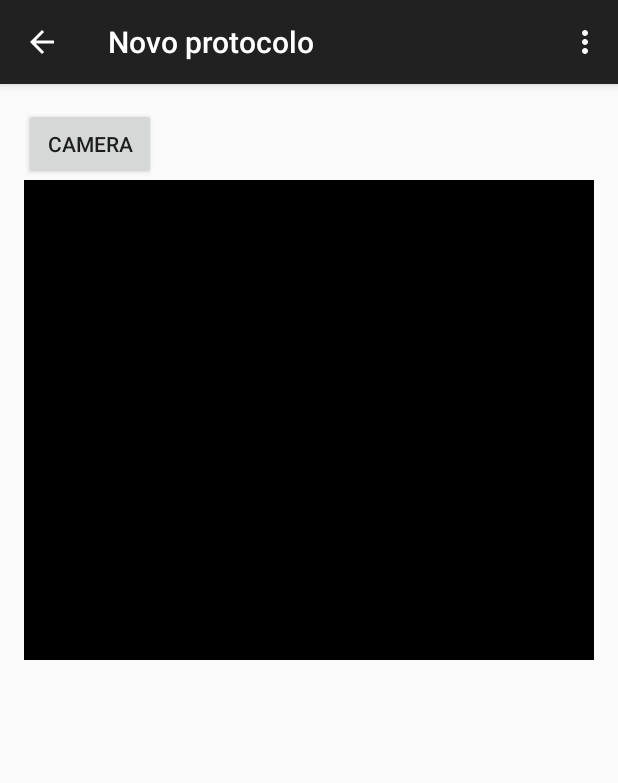
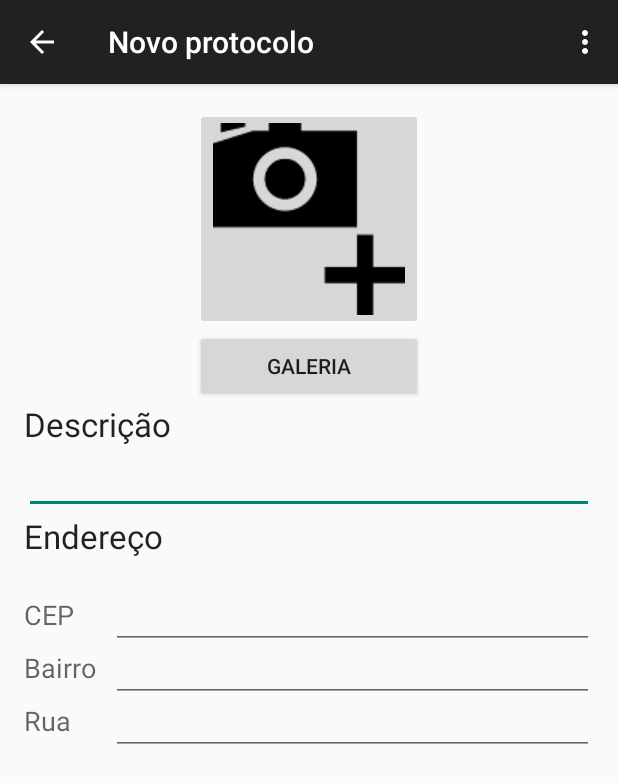
Before and after one commit to CidadeIluminada/TCMCidadeIluminada, an Android app: the ProtocoloActivity screen opened directly, with no data from a screen before it, on a phone screen of 412 x 824 dp. Shown: the top 783 px of the screen. Run offline under Robolectric (Android 15) with nearby library versions, the phone set to English and light mode, and no system bars.

Commit message:
Refaz o layout da atividade de novo protocolo

```diff
--- a/android/CidadeIluminada/app/src/main/java/br/com/bilac/tcm/cidadeiluminada/protocolos/ProtocoloActivity.java
+++ b/android/CidadeIluminada/app/src/main/java/br/com/bilac/tcm/cidadeiluminada/protocolos/ProtocoloActivity.java
@@ -8,12 +8,10 @@ import android.os.Environment;
 import android.provider.MediaStore;
 import android.support.v7.app.ActionBarActivity;
 import android.os.Bundle;
-import android.util.Log;
 import android.view.Menu;
 import android.view.MenuItem;
 import android.view.View;
-import android.widget.ImageView;
-import android.widget.Toast;
+import android.widget.ImageButton;
 
 import java.io.File;
 import java.text.SimpleDateFormat;
@@ -56,7 +54,7 @@ public class ProtocoloActivity extends ActionBarActivity {
         return super.onOptionsItemSelected(item);
     }
 
-    public void abrirCamera(View view) {
+    public void openProtocoloCamera(View view) {
         Intent intent = new Intent(MediaStore.ACTION_IMAGE_CAPTURE);
         fileUri = getOutputMediaFileUri();
         intent.putExtra(MediaStore.EXTRA_OUTPUT, fileUri);
@@ -67,7 +65,7 @@ public class ProtocoloActivity extends ActionBarActivity {
     protected void onActivityResult(int requestCode, int resultCode, Intent data) {
         if (requestCode == Constants.CAPTURE_IMAGE_ACTIVITY_REQUEST_CODE) {
             if (resultCode == RESULT_OK) {
-                ImageView img = (ImageView) findViewById(R.id.imageView);
+                ImageButton img = (ImageButton) findViewById(R.id.openCameraButton);
                 Bitmap bmp = decodeSampledBitmapFromFile(fileUri.getPath(), img.getWidth(),
                                                          img.getHeight());
                 img.setImageBitmap(bmp);
--- a/android/CidadeIluminada/app/src/main/res/layout/activity_protocolo.xml
+++ b/android/CidadeIluminada/app/src/main/res/layout/activity_protocolo.xml
@@ -1,26 +1,122 @@
 <RelativeLayout xmlns:android="http://schemas.android.com/apk/res/android"
-    xmlns:tools="http://schemas.android.com/tools" android:layout_width="match_parent"
-    android:layout_height="match_parent" android:paddingLeft="@dimen/activity_horizontal_margin"
+    xmlns:tools="http://schemas.android.com/tools"
+    android:layout_width="match_parent"
+    android:layout_height="match_parent"
+    android:paddingLeft="@dimen/activity_horizontal_margin"
     android:paddingRight="@dimen/activity_horizontal_margin"
     android:paddingTop="@dimen/activity_vertical_margin"
     android:paddingBottom="@dimen/activity_vertical_margin"
     tools:context="br.com.bilac.tcm.cidadeiluminada.protocolos.ProtocoloActivity">
 
+    <ImageButton
+        android:layout_width="wrap_content"
+        android:layout_height="wrap_content"
+        android:id="@+id/openCameraButton"
+        android:src="@drawable/cameraadd128"
+        android:scaleType="fitCenter"
+        android:adjustViewBounds="true"
+        android:layout_alignParentTop="true"
+        android:layout_centerHorizontal="true"
+        android:onClick="openProtocoloCamera" />
+
+    <TextView
+        android:layout_width="wrap_content"
+        android:layout_height="wrap_content"
+        android:textAppearance="?android:attr/textAppearanceLarge"
+        android:text="@string/descricaoProtocoloLabel"
+        android:id="@+id/descricaoProtocoloLabel"
+        android:layout_below="@+id/openGalleryButton"
+        android:layout_alignParentStart="true" />
+
+    <EditText
+        android:layout_width="wrap_content"
+        android:layout_height="wrap_content"
+        android:inputType="textMultiLine"
+        android:ems="10"
+        android:id="@+id/protocoloDescricaoEditText"
+        android:lines="1"
+        android:layout_below="@+id/descricaoProtocoloLabel"
+        android:layout_alignParentStart="true"
+        android:layout_alignParentEnd="true"
+        android:linksClickable="false" />
+
     <Button
         android:layout_width="wrap_content"
         android:layout_height="wrap_content"
-        android:text="Camera"
-        android:id="@+id/abrirCamera"
-        android:layout_alignParentTop="true"
-        android:layout_alignParentStart="true"
-        android:onClick="abrirCamera" />
+        android:text="@string/openGalleryButtonLabel"
+        android:id="@+id/openGalleryButton"
+        android:layout_below="@+id/openCameraButton"
+        android:layout_alignStart="@+id/openCameraButton"
+        android:layout_alignEnd="@+id/openCameraButton" />
 
-    <ImageView
-        android:layout_width="640px"
-        android:layout_height="480px"
-        android:id="@+id/imageView"
-        android:layout_below="@+id/abrirCamera"
-        android:layout_alignParentStart="true"
+    <TextView
+        android:layout_width="wrap_content"
+        android:layout_height="wrap_content"
+        android:textAppearance="?android:attr/textAppearanceLarge"
+        android:text="@string/protocoloAddressSectionLabel"
+        android:id="@+id/enderecoProtocoloLabel"
+        android:layout_below="@+id/protocoloDescricaoEditText"
+        android:layout_alignParentStart="true" />
+
+    <TextView
+        android:layout_width="wrap_content"
+        android:layout_height="wrap_content"
+        android:textAppearance="?android:attr/textAppearanceMedium"
+        android:text="@string/protocoloCEPLabel"
+        android:id="@+id/cepProtocoloLabel"
+        android:layout_marginTop="25dp"
+        android:layout_below="@+id/enderecoProtocoloLabel"
+        android:layout_alignParentStart="true" />
+
+    <EditText
+        android:layout_width="wrap_content"
+        android:layout_height="wrap_content"
+        android:ems="10"
+        android:id="@+id/cepEditText"
+        android:layout_alignTop="@+id/cepProtocoloLabel"
+        android:layout_alignBaseline="@+id/cepProtocoloLabel"
+        android:layout_alignStart="@+id/bairroEditText"
         android:layout_alignParentEnd="true"
-        android:src="#ff000000" />
+        android:inputType="text" />
+
+    <TextView
+        android:layout_width="wrap_content"
+        android:layout_height="wrap_content"
+        android:textAppearance="?android:attr/textAppearanceMedium"
+        android:text="@string/protocoloBairroLabel"
+        android:id="@+id/bairroProtocoloLabel"
+        android:layout_below="@+id/cepEditText"
+        android:layout_alignParentStart="true" />
+
+    <EditText
+        android:layout_width="wrap_content"
+        android:layout_height="wrap_content"
+        android:id="@+id/bairroEditText"
+        android:layout_alignTop="@+id/bairroProtocoloLabel"
+        android:layout_alignBaseline="@+id/bairroProtocoloLabel"
+        android:inputType="text"
+        android:layout_marginStart="10dp"
+        android:layout_alignParentEnd="true"
+        android:layout_toEndOf="@+id/bairroProtocoloLabel" />
+
+    <TextView
+        android:layout_width="wrap_content"
+        android:layout_height="wrap_content"
+        android:textAppearance="?android:attr/textAppearanceMedium"
+        android:text="@string/protocoloRuaLabel"
+        android:id="@+id/ruaProtocoloLabel"
+        android:labelFor="@+id/ruaEditText"
+        android:layout_below="@+id/bairroEditText"
+        android:layout_alignParentStart="true" />
+
+    <EditText
+        android:layout_width="wrap_content"
+        android:layout_height="wrap_content"
+        android:id="@+id/ruaEditText"
+        android:layout_alignTop="@+id/ruaProtocoloLabel"
+        android:inputType="text"
+        android:layout_alignBaseline="@id/ruaProtocoloLabel"
+        android:layout_alignStart="@+id/bairroEditText"
+        android:layout_alignParentEnd="true" />
+
 </RelativeLayout>
--- a/android/CidadeIluminada/app/src/main/res/values/strings.xml
+++ b/android/CidadeIluminada/app/src/main/res/values/strings.xml
@@ -6,4 +6,10 @@
     <string name="title_activity_protocolo">Novo protocolo</string>
     <string name="title_activity_configure">ConfigureActivity</string>
     <string name="title_activity_protocolos_lista">ProtocolosListaActivity</string>
+    <string name="descricaoProtocoloLabel">Descrição</string>
+    <string name="openGalleryButtonLabel">Galeria</string>
+    <string name="protocoloAddressSectionLabel">Endereço</string>
+    <string name="protocoloCEPLabel">CEP</string>
+    <string name="protocoloBairroLabel">Bairro</string>
+    <string name="protocoloRuaLabel">Rua</string>
 </resources>
```
Also changed, not shown: android/CidadeIluminada/app/src/main/res/drawable/cameraadd.png (added), android/CidadeIluminada/app/src/main/res/drawable/cameraadd128.png (added), android/CidadeIluminada/app/src/main/res/drawable/cameraadd64.png (added).
